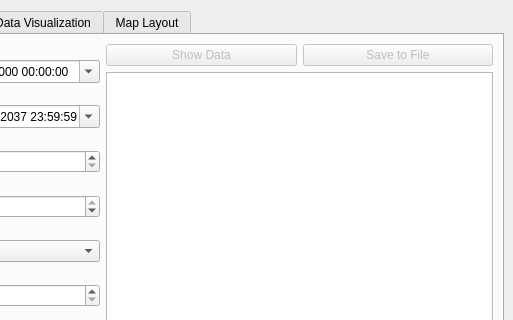
First picture: the form in rcdsWindow.ui, repository CapstoneFlows/rcds-python, before the edit; both pictures show x 287 to 800 and y 0 to 320 of the 800 by 600 pixel window.
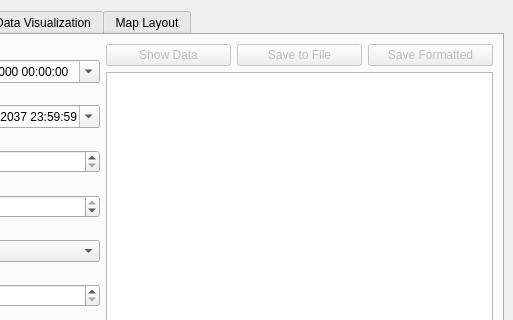
Second picture: the form after the edit. The open tabs and pages were chosen to show the change. Icons and pictures are not drawn. Custom widgets are drawn as their Qt base class.

Commit message: Added formatted save button

```diff
--- a/rcdsWindow.ui
+++ b/rcdsWindow.ui
@@ -493,6 +493,16 @@
                   </property>
                  </widget>
                 </item>
+                <item>
+                 <widget class="QPushButton" name="SaveFormattedButton">
+                  <property name="enabled">
+                   <bool>false</bool>
+                  </property>
+                  <property name="text">
+                   <string>Save Formatted</string>
+                  </property>
+                 </widget>
+                </item>
                </layout>
               </item>
               <item>
```
The commit also changes 1 other file.
